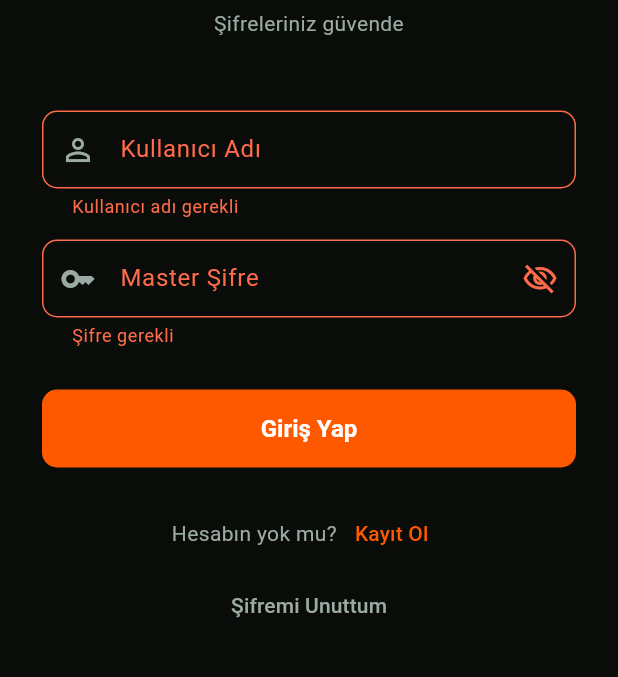
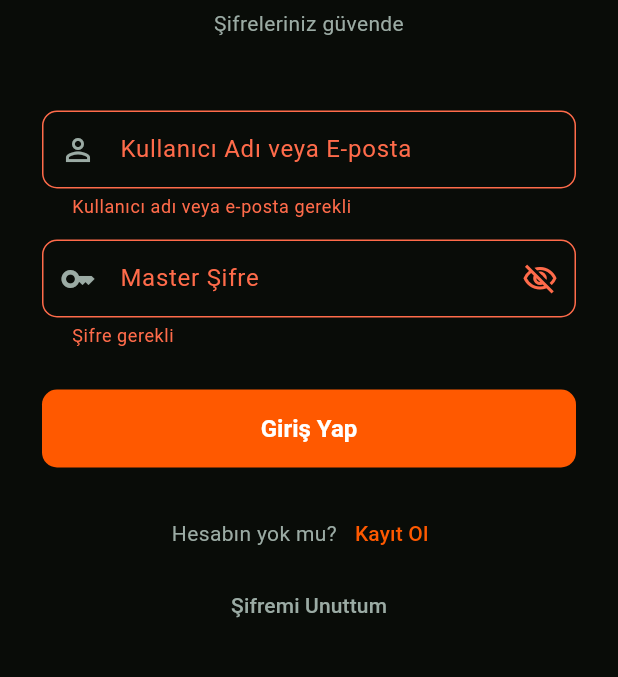
Before and after one commit to Denisergocmen924/denikey-flutter, a Flutter app: the screen it shows after launch, after a tap on "Atla", after a tap on "Giriş Yap", on a phone screen of 412 x 824 dp, the part 451-1128 px from its top. Run offline on Flutter 3.47's test engine with Material 3 defaults, Android fonts, the phone set to English and light mode, and no system bars; our stand-ins replace connectivity_plus, device_info_plus, dio, flutter_local_notifications, flutter_riverpod, flutter_secure_storage and 7 more; missing offline and left inert: cryptography, shelf_router, tray_manager, window_manager; accounts and stored records are empty.

Commit message:
fix: gizlilik politikası tarihi, geri butonu, e-posta/kullanıcı adı girişi
- Privacy policy: Nisan 2025 → Nisan 2026
- Kayıt: verify-email ekranında geri butonu çalışmıyordu (go→push)
- Giriş: kullanıcı adı veya e-posta ile giriş desteklendi

Co-Authored-By: Claude Sonnet 4.6 <noreply@anthropic.com>

```diff
--- a/lib/features/auth/presentation/login_screen.dart
+++ b/lib/features/auth/presentation/login_screen.dart
@@ -96,11 +96,11 @@ class _LoginScreenState extends ConsumerState<LoginScreen> {
                   TextFormField(
                     controller: _usernameCtrl,
                     decoration: const InputDecoration(
-                      labelText: 'Kullanıcı Adı',
+                      labelText: 'Kullanıcı Adı veya E-posta',
                       prefixIcon: Icon(Icons.person_outline),
                     ),
                     validator: (v) {
-                      if (v == null || v.isEmpty) return 'Kullanıcı adı gerekli';
+                      if (v == null || v.isEmpty) return 'Kullanıcı adı veya e-posta gerekli';
                       if (v.length < 3) return 'En az 3 karakter';
                       return null;
                     },
--- a/lib/features/auth/presentation/privacy_policy_screen.dart
+++ b/lib/features/auth/presentation/privacy_policy_screen.dart
@@ -12,7 +12,7 @@ class PrivacyPolicyScreen extends StatelessWidget {
         padding: const EdgeInsets.fromLTRB(20, 16, 20, 40),
         children: [
           Text(
-            'Son güncelleme: Nisan 2025',
+            'Son güncelleme: Nisan 2026',
             style: TextStyle(fontSize: 12, color: cs.onSurfaceVariant),
           ),
           const SizedBox(height: 20),
--- a/lib/features/auth/presentation/register_screen.dart
+++ b/lib/features/auth/presentation/register_screen.dart
@@ -81,7 +81,7 @@ class _RegisterScreenState extends ConsumerState<RegisterScreen> {
       if (next.status == AuthStatus.success) {
         final userId = next.userId ?? '';
         final email = next.email ?? '';
-        context.go('/verify-email', extra: {
+        context.push('/verify-email', extra: {
           'user_id': userId,
           'email': email,
           'master_password': _passwordCtrl.text.trim(),
```
